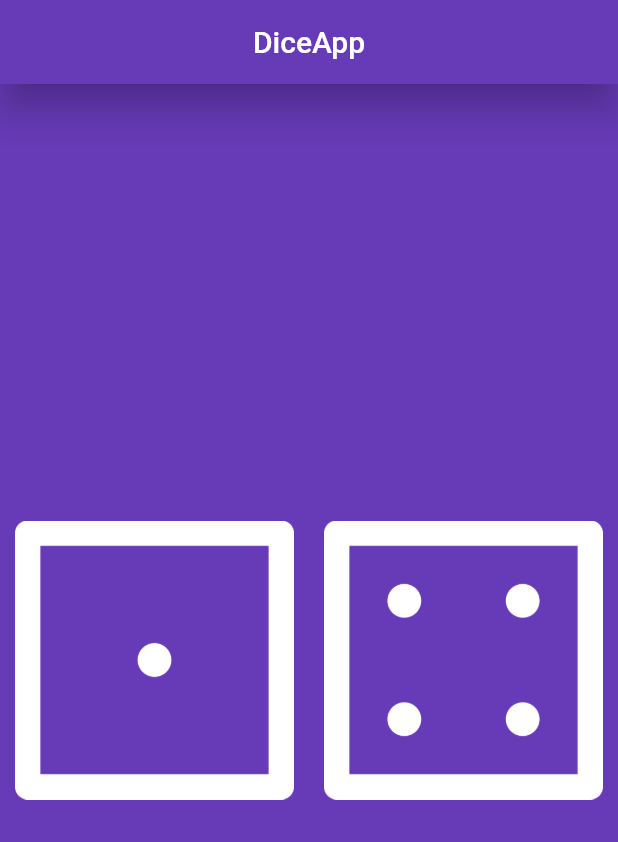
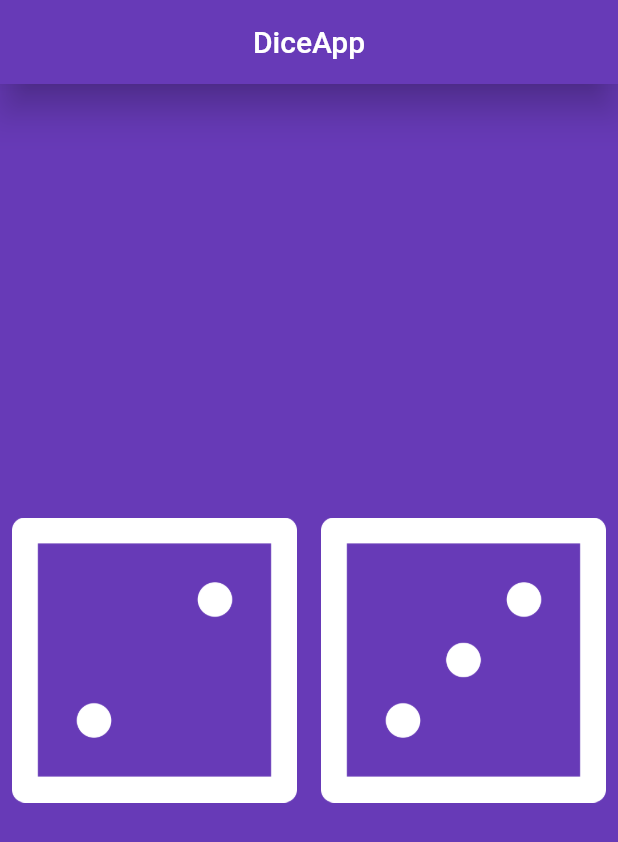
Before and after one commit to MarkoVilca/dice_app, a Flutter app: the screen it shows after launch, on a phone screen of 412 x 824 dp. Shown: the top 842 px of the screen. Run offline on Flutter 3.47's test engine with Material 2 defaults, Android fonts, the phone set to English and light mode, and no system bars.

Commit message:
finish commit

```diff
--- a/lib/main.dart
+++ b/lib/main.dart
@@ -1,3 +1,4 @@
+import 'dart:math';
 import 'package:flutter/material.dart';
 
 void main() {
@@ -15,15 +16,23 @@ class MyApp extends StatelessWidget {
   }
 }
 
-class HomePage extends StatelessWidget{
-  const HomePage({super.key});
+
+class HomePage extends StatefulWidget{
+
+  @override
+  State<HomePage> createState() => _HomePageState();
+}
+
+class _HomePageState extends State<HomePage> {
+  int DadoIzquierdo = 2 ;
+  int DadoDerecho = 3 ;
 
   @override
   Widget build(BuildContext context) {
     return Scaffold(
        backgroundColor: Colors.deepPurple,
         appBar: AppBar(
-          title: Text("DiceApp"),
+          title: const Text("DiceApp"),
           centerTitle: true,
           backgroundColor: Colors.deepPurple,
           elevation: 10.0,
@@ -32,21 +41,29 @@ class HomePage extends StatelessWidget{
           child: Row(
             children: [
              Expanded(
-              child: Padding(
-                padding: const EdgeInsets.all(10.0),
+              child: TextButton(
+                onPressed: () {
+                   DadoIzquierdo = Random().nextInt(6)+1;
+                   DadoDerecho = Random().nextInt(6)+1;
+                   setState(() {});
+                },
                 child: Image.asset(
-                  "assets/images/dice1.png"
+                  "assets/images/dice$DadoIzquierdo.png"
                   ),
               ),
                 flex: 1,
               ),
              Expanded(
-              child: Padding(
-                padding: const EdgeInsets.all(10.0),
+              child: TextButton(
+                onPressed: () {
+                   DadoIzquierdo = Random().nextInt(6)+1;
+                   DadoDerecho = Random().nextInt(6)+1;
+                   setState(() {});
+                },
                 child: Image.asset(
-                  "assets/images/dice4.png"
+                  "assets/images/dice$DadoDerecho.png"
                   ),
-                ),
+              ),
                 flex: 1,
               ),
             ],
```
